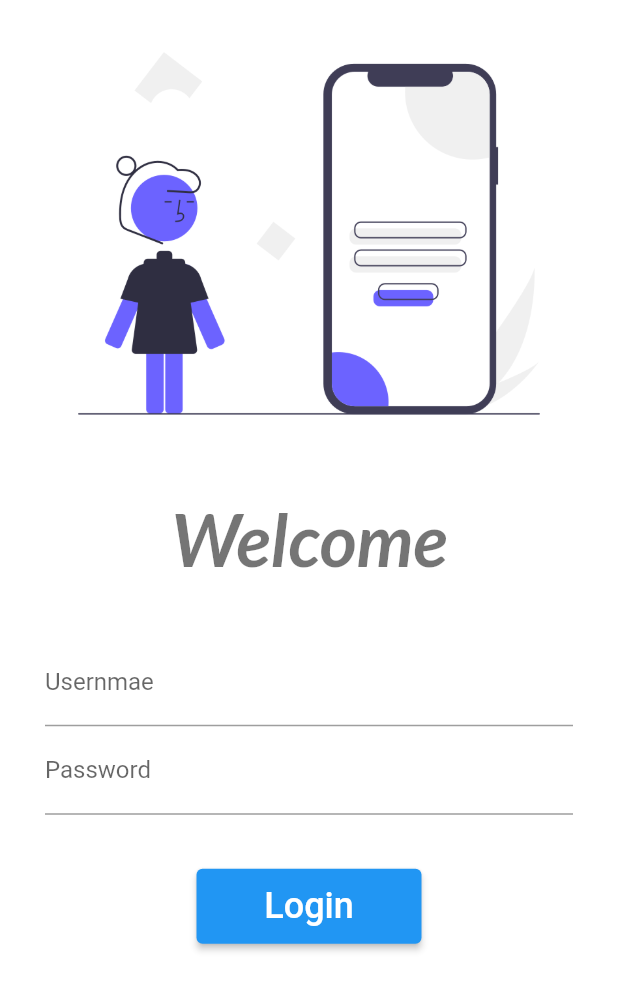
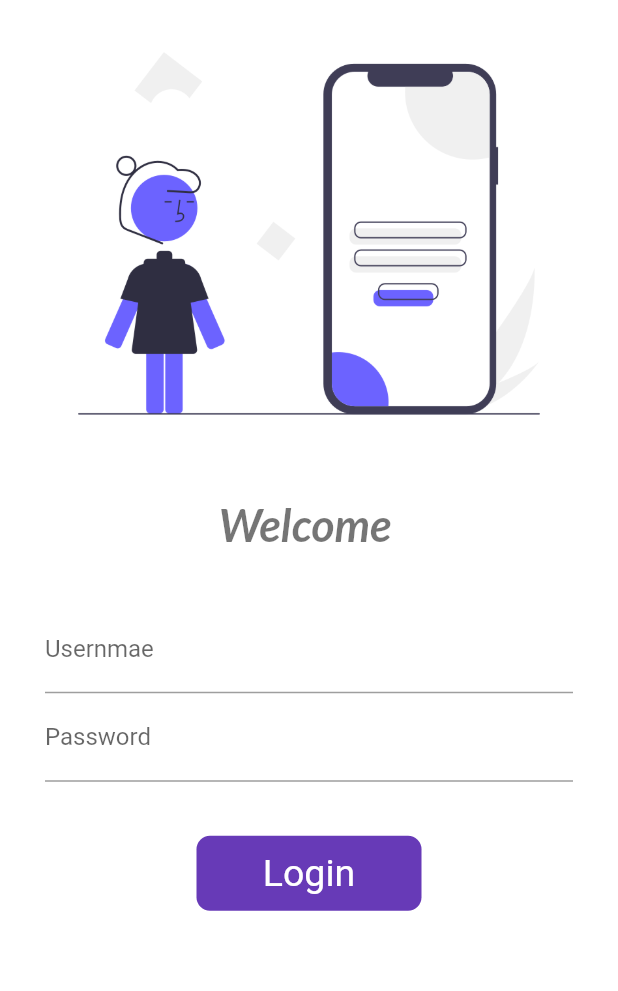
Before and after one commit to ig-sachin/flutter-ecommerce, a Flutter app: the screen it shows after launch, on a phone screen of 412 x 824 dp. Shown: the top 991 px of the screen. Run offline on Flutter 3.47's test engine with Material 2 defaults, Android fonts, the phone set to English and light mode, and no system bars; our stand-ins replace google_fonts.

Commit message:
Added Animation To login Button

```diff
--- a/lib/Pages/LoginPage.dart
+++ b/lib/Pages/LoginPage.dart
@@ -2,8 +2,14 @@ import 'package:ecommerce/Pages/routes.dart';
 import 'package:flutter/material.dart';
 import 'package:google_fonts/google_fonts.dart';
 
-class LoginPage extends StatelessWidget {
-  const LoginPage({Key? key}) : super(key: key);
+class LoginPage extends StatefulWidget {
+  @override
+  _LoginPageState createState() => _LoginPageState();
+}
+
+class _LoginPageState extends State<LoginPage> {
+  String name = "";
+  bool changedButton = false;
   @override
   Widget build(BuildContext context) {
     return Material(
@@ -19,10 +25,10 @@ class LoginPage extends StatelessWidget {
               height: 20,
             ),
             Text(
-              "Welcome",
+              "Welcome $name",
               style: GoogleFonts.lato(
                 textStyle: Theme.of(context).textTheme.headline4,
-                fontSize: 48,
+                fontSize: 30,
                 fontWeight: FontWeight.w700,
                 fontStyle: FontStyle.italic,
               ),
@@ -35,6 +41,11 @@ class LoginPage extends StatelessWidget {
               child: Column(
                 children: [
                   TextFormField(
+                    onChanged: (value) {
+                      setState(() {
+                        name = value;
+                      });
+                    },
                     decoration: InputDecoration(
                         hintText: "Username", labelText: "Usernmae"),
                   ),
@@ -49,18 +60,36 @@ class LoginPage extends StatelessWidget {
             SizedBox(
               height: 20,
             ),
-            ElevatedButton(
-              onPressed: () {
+            InkWell(
+              onTap: () async {
+                setState(() {
+                  changedButton = true;
+                });
+                await Future.delayed(Duration(seconds: 2));
                 Navigator.pushNamed(context, MyRoutes.homeRoute);
               },
-              child: Text(
-                "Login",
-                style: TextStyle(
-                  fontSize: 24,
+              child: AnimatedContainer(
+                duration: Duration(seconds: 1),
+                decoration: BoxDecoration(
+                  borderRadius: BorderRadius.circular(changedButton ? 150 : 9),
+                  color: Colors.deepPurple,
                 ),
-              ),
-              style: TextButton.styleFrom(
-                minimumSize: Size(150, 50),
+                width: changedButton ? 100 : 150,
+                height: 50,
+                child: changedButton
+                    ? Icon(
+                        Icons.done,
+                        color: Colors.white,
+                      )
+                    : Center(
+                        child: Text(
+                          "Login",
+                          style: TextStyle(
+                            fontSize: 25,
+                            color: Colors.white,
+                          ),
+                        ),
+                      ),
               ),
             ),
           ],
```
